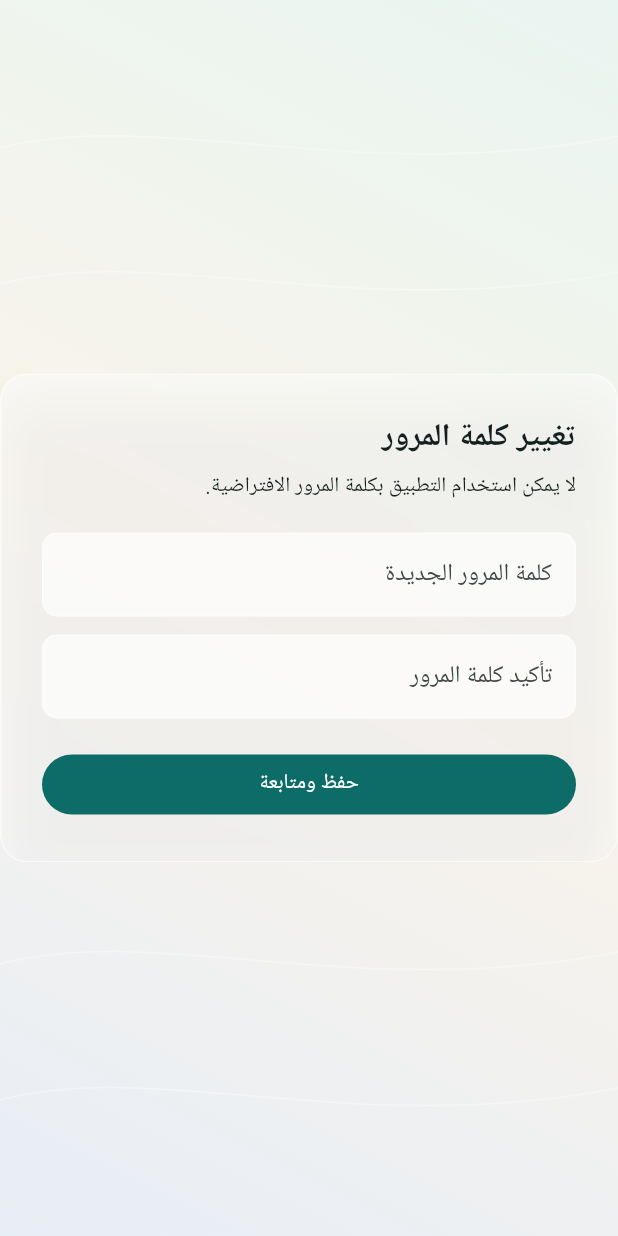
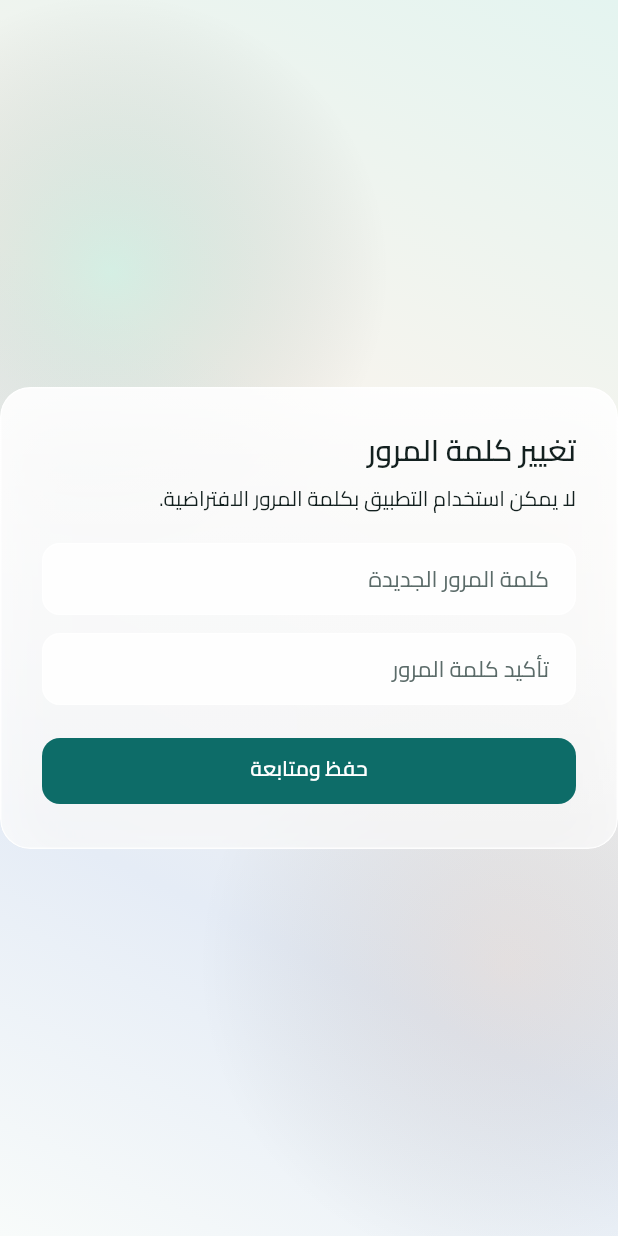
Before and after one commit to el3laimy/Home-applaince-shop-manager-system, a Flutter app: the screen it shows after launch, after a tap on "دخول", on a phone screen of 412 x 824 dp. Run offline on Flutter 3.47's test engine with Material 3 defaults, Android fonts, the phone set to English and light mode, and no system bars; our stand-ins replace drift, file_picker, flutter_riverpod, pdf, printing; missing offline and left inert: window_manager; accounts and stored records are empty; generated files the repository leaves out were written again; project files that could hold a hidden picture were left out.

Commit message:
feat(ui): apply cairo liquid glass theme

```diff
--- /dev/null
+++ b/Frontend/alikhlas_pos/lib/v2/app/app_theme.dart
@@ -0,0 +1,155 @@
+import 'package:flutter/material.dart';
+
+import 'design_tokens.dart';
+
+ThemeData buildV2Theme() {
+  const ink = V2DesignTokens.ink;
+  const inkMuted = V2DesignTokens.inkMuted;
+
+  final baseTextTheme = const TextTheme(
+    displaySmall: TextStyle(
+      color: ink,
+      fontWeight: FontWeight.w700,
+      fontSize: 34,
+      height: 1.3,
+    ),
+    headlineLarge: TextStyle(
+      color: ink,
+      fontWeight: FontWeight.w700,
+      fontSize: 28,
+      height: 1.3,
+    ),
+    headlineMedium: TextStyle(
+      color: ink,
+      fontWeight: FontWeight.w700,
+      fontSize: 23,
+      height: 1.32,
+    ),
+    headlineSmall: TextStyle(
+      color: ink,
+      fontWeight: FontWeight.w600,
+      fontSize: 20,
+      height: 1.35,
+    ),
+    titleLarge: TextStyle(
+      color: ink,
+      fontWeight: FontWeight.w600,
+      fontSize: 18,
+      height: 1.38,
+    ),
+    titleMedium: TextStyle(
+      color: ink,
+      fontWeight: FontWeight.w600,
+      fontSize: 16,
+      height: 1.4,
+    ),
+    titleSmall: TextStyle(
+      color: ink,
+      fontWeight: FontWeight.w600,
+      fontSize: 14,
+      height: 1.4,
+    ),
+    bodyLarge: TextStyle(
+      color: ink,
+      fontWeight: FontWeight.w400,
+      fontSize: 15,
+      height: 1.5,
+    ),
+    bodyMedium: TextStyle(
+      color: ink,
+      fontWeight: FontWeight.w400,
+      fontSize: 14,
+      height: 1.5,
+    ),
+    bodySmall: TextStyle(
+      color: inkMuted,
+      fontWeight: FontWeight.w400,
+      fontSize: 12,
+      height: 1.5,
+    ),
+    labelLarge: TextStyle(
+      color: ink,
+      fontWeight: FontWeight.w600,
+      fontSize: 14,
+      height: 1.22,
+    ),
+    labelMedium: TextStyle(
+      color: ink,
+      fontWeight: FontWeight.w600,
+      fontSize: 12,
+      height: 1.22,
+    ),
+    labelSmall: TextStyle(
+      color: inkMuted,
+      fontWeight: FontWeight.w500,
+      fontSize: 11,
+      height: 1.2,
+    ),
+  ).apply(fontFamily: 'Cairo');
+
+  final roundedFieldBorder = OutlineInputBorder(
+    borderRadius: BorderRadius.circular(V2DesignTokens.radiusMd),
+    borderSide: BorderSide(color: Colors.white.withValues(alpha: 0.7)),
+  );
+
+  return ThemeData(
+    useMaterial3: true,
+    fontFamily: 'Cairo',
+    colorScheme: ColorScheme.fromSeed(
+      seedColor: V2DesignTokens.peacock,
+      brightness: Brightness.light,
+      surface: V2DesignTokens.pearl,
+      primary: V2DesignTokens.peacock,
+      secondary: V2DesignTokens.copper,
+      tertiary: V2DesignTokens.mint,
+    ),
+    scaffoldBackgroundColor: V2DesignTokens.pearl,
+    textTheme: baseTextTheme,
+    inputDecorationTheme: InputDecorationTheme(
+      filled: true,
+      fillColor: Colors.white.withValues(alpha: 0.86),
+      contentPadding: const EdgeInsets.symmetric(horizontal: 14, vertical: 13),
+      border: roundedFieldBorder,
+      enabledBorder: roundedFieldBorder,
+      focusedBorder: roundedFieldBorder.copyWith(
+        borderSide: const BorderSide(color: V2DesignTokens.peacock, width: 1.4),
+      ),
+      errorBorder: roundedFieldBorder.copyWith(
+        borderSide: const BorderSide(color: Color(0xFFB3261E)),
+      ),
+      focusedErrorBorder: roundedFieldBorder.copyWith(
+        borderSide: const BorderSide(color: Color(0xFFB3261E), width: 1.4),
+      ),
+      labelStyle: const TextStyle(color: inkMuted),
+      hintStyle: const TextStyle(color: inkMuted),
+    ),
+    filledButtonTheme: FilledButtonThemeData(
+      style: FilledButton.styleFrom(
+        minimumSize: const Size(44, 44),
+        shape: RoundedRectangleBorder(
+          borderRadius: BorderRadius.circular(V2DesignTokens.radiusMd),
+        ),
+        textStyle: baseTextTheme.labelLarge,
+      ),
+    ),
+    outlinedButtonTheme: OutlinedButtonThemeData(
+      style: OutlinedButton.styleFrom(
+        minimumSize: const Size(44, 44),
+        foregroundColor: V2DesignTokens.peacockDeep,
+        side: BorderSide(color: V2DesignTokens.peacock.withValues(alpha: 0.35)),
+        shape: RoundedRectangleBorder(
+          borderRadius: BorderRadius.circular(V2DesignTokens.radiusMd),
+        ),
+        textStyle: baseTextTheme.labelLarge,
+      ),
+    ),
+    textButtonTheme: TextButtonThemeData(
+      style: TextButton.styleFrom(textStyle: baseTextTheme.labelLarge),
+    ),
+    dividerTheme: DividerThemeData(
+      color: V2DesignTokens.inkMuted.withValues(alpha: 0.16),
+      thickness: 1,
+      space: 1,
+    ),
+  );
+}
--- /dev/null
+++ b/Frontend/alikhlas_pos/lib/v2/app/design_tokens.dart
@@ -0,0 +1,56 @@
+import 'package:flutter/material.dart';
+
+class V2DesignTokens {
+  const V2DesignTokens._();
+
+  static const ink = Color(0xFF13201F);
+  static const inkMuted = Color(0xFF5B6B69);
+  static const peacock = Color(0xFF0D6C68);
+  static const peacockDeep = Color(0xFF084C4A);
+  static const mint = Color(0xFF3DD6B4);
+  static const copper = Color(0xFFC27846);
+  static const pearl = Color(0xFFF7FAF8);
+  static const glassWhite = Color(0xB8FFFFFF);
+  static const glassStroke = Color(0xD9FFFFFF);
+
+  static const space8 = 8.0;
+  static const space16 = 16.0;
+
+  static const radiusMd = 12.0;
+  static const radiusXl = 20.0;
+
+  static BorderRadius get radiusXlBorder => BorderRadius.circular(radiusXl);
+
+  static final softPaneShadow = BoxShadow(
+    color: Colors.black.withValues(alpha: 0.09),
+    blurRadius: 34,
+    offset: const Offset(0, 18),
+  );
+
+  static final softControlShadow = BoxShadow(
+    color: Colors.black.withValues(alpha: 0.04),
+    blurRadius: 14,
+    offset: const Offset(0, 6),
+  );
+
+  static LinearGradient get stageGradient => const LinearGradient(
+    begin: Alignment.topRight,
+    end: Alignment.bottomLeft,
+    colors: [
+      Color(0xFFE4F4F0),
+      Color(0xFFF7F4EE),
+      Color(0xFFE5ECF6),
+      Color(0xFFF8FBFA),
+    ],
+    stops: [0, 0.36, 0.72, 1],
+  );
+
+  static LinearGradient get paneHighlight => LinearGradient(
+    begin: Alignment.topCenter,
+    end: Alignment.bottomCenter,
+    colors: [
+      Colors.white.withValues(alpha: 0.68),
+      Colors.white.withValues(alpha: 0.08),
+    ],
+  );
+}
--- a/Frontend/alikhlas_pos/lib/v2/app/v2_app.dart
+++ b/Frontend/alikhlas_pos/lib/v2/app/v2_app.dart
@@ -12,6 +12,8 @@
 import '../data/app_database.dart';
 import '../printing/report_summary_pdf.dart';
 import '../printing/sale_receipt_pdf.dart';
+import 'app_theme.dart';
+import 'design_tokens.dart';
 import 'v2_providers.dart';
 
 class ALIkhlasV2App extends ConsumerWidget {
@@ -26,7 +28,7 @@
       debugShowCheckedModeBanner: false,
       title: 'ALIkhlasPOS v2',
       locale: const Locale('ar', 'EG'),
-      theme: _buildTheme(),
+      theme: buildV2Theme(),
       builder: (context, child) {
         return Directionality(
           textDirection: TextDirection.rtl,
@@ -41,51 +43,6 @@
             : owner.mustChangePassword
             ? const _ChangePasswordScreen()
             : const _WorkbenchShell(),
-      ),
-    );
-  }
-
-  ThemeData _buildTheme() {
-    const ink = Color(0xFF13201F);
-    const glass = Color(0xFFF5F8F7);
-    const mint = Color(0xFF3DD6B4);
-    const peacock = Color(0xFF0D6C68);
-    const copper = Color(0xFFC27846);
-
-    return ThemeData(
-      useMaterial3: true,
-      colorScheme: ColorScheme.fromSeed(
-        seedColor: peacock,
-        brightness: Brightness.light,
-        surface: glass,
-        primary: peacock,
-        secondary: copper,
-        tertiary: mint,
-      ),
-      scaffoldBackgroundColor: glass,
-      fontFamily: 'Roboto',
-      inputDecorationTheme: InputDecorationTheme(
-        filled: true,
-        fillColor: Colors.white.withValues(alpha: 0.66),
-        border: OutlineInputBorder(borderRadius: BorderRadius.circular(10)),
-        enabledBorder: OutlineInputBorder(
-          borderRadius: BorderRadius.circular(10),
-          borderSide: BorderSide(color: Colors.white.withValues(alpha: 0.45)),
-        ),
-      ),
-      textTheme: const TextTheme(
-        headlineLarge: TextStyle(
-          color: ink,
-          fontWeight: FontWeight.w800,
-          fontSize: 30,
-        ),
-        headlineSmall: TextStyle(
-          color: ink,
-          fontWeight: FontWeight.w800,
-          fontSize: 21,
-        ),
-        titleMedium: TextStyle(color: ink, fontWeight: FontWeight.w800),
-        bodyMedium: TextStyle(color: ink),
       ),
     );
   }
@@ -441,27 +398,49 @@
 
   @override
   Widget build(BuildContext context) {
+    final decoration = BoxDecoration(
+      color: selected
+          ? Colors.white.withValues(alpha: 0.68)
+          : Colors.white.withValues(alpha: 0.18),
+      borderRadius: BorderRadius.circular(V2DesignTokens.radiusMd),
+      border: Border.all(
+        color: Colors.white.withValues(alpha: selected ? 0.8 : 0.08),
+      ),
+      boxShadow: selected ? [V2DesignTokens.softControlShadow] : null,
+    );
     return Padding(
-      padding: const EdgeInsets.only(bottom: 8),
+      padding: const EdgeInsets.only(bottom: V2DesignTokens.space8),
+      child: DecoratedBox(
+        decoration: decoration,
         child: Material(
-        color: selected
-            ? Colors.white.withValues(alpha: 0.56)
-            : Colors.transparent,
-        borderRadius: BorderRadius.circular(12),
+          color: Colors.transparent,
+          borderRadius: BorderRadius.circular(V2DesignTokens.radiusMd),
           child: InkWell(
             onTap: onTap,
-          borderRadius: BorderRadius.circular(12),
+            borderRadius: BorderRadius.circular(V2DesignTokens.radiusMd),
             child: Padding(
               padding: const EdgeInsets.symmetric(horizontal: 12, vertical: 11),
               child: Row(
                 children: [
-                Icon(icon, size: 20),
+                  Icon(
+                    icon,
+                    size: 20,
+                    color: selected
+                        ? Theme.of(context).colorScheme.primary
+                        : V2DesignTokens.inkMuted,
+                  ),
                   const SizedBox(width: 10),
                   Text(
                     label,
-                  style: const TextStyle(fontWeight: FontWeight.w700),
-                ),
-              ],
+                    style: TextStyle(
+                      fontWeight: selected ? FontWeight.w700 : FontWeight.w500,
+                      color: selected
+                          ? V2DesignTokens.ink
+                          : V2DesignTokens.inkMuted,
+                    ),
+                  ),
+                ],
+              ),
             ),
           ),
         ),
@@ -2343,16 +2322,12 @@
   Widget build(BuildContext context) {
     return Scaffold(
       body: DecoratedBox(
-        decoration: const BoxDecoration(
-          gradient: LinearGradient(
-            begin: Alignment.topRight,
-            end: Alignment.bottomLeft,
-            colors: [Color(0xFFE9F5F1), Color(0xFFF8F3EA), Color(0xFFE8EEF6)],
-          ),
-        ),
+        decoration: BoxDecoration(gradient: V2DesignTokens.stageGradient),
         child: Stack(
           children: [
-            Positioned.fill(child: CustomPaint(painter: _LiquidLinesPainter())),
+            Positioned.fill(
+              child: CustomPaint(painter: _LiquidBackdropPainter()),
+            ),
             child,
           ],
         ),
@@ -2362,65 +2337,87 @@
 }
 
 class _GlassPane extends StatelessWidget {
-  const _GlassPane({required this.child, this.width, this.padding});
+  const _GlassPane({
+    required this.child,
+    this.width,
+    this.padding,
+    this.enableBlur = true,
+  });
+
   final Widget child;
   final double? width;
   final EdgeInsetsGeometry? padding;
-
-  @override
-  Widget build(BuildContext context) {
-    final pane = ClipRRect(
-      borderRadius: BorderRadius.circular(18),
-      child: BackdropFilter(
-        filter: ImageFilter.blur(sigmaX: 18, sigmaY: 18),
+  final bool enableBlur;
+
+  @override
+  Widget build(BuildContext context) {
+    final radius = V2DesignTokens.radiusXlBorder;
+    final surface = DecoratedBox(
+      decoration: BoxDecoration(
+        color: V2DesignTokens.glassWhite,
+        borderRadius: radius,
+        border: Border.all(color: V2DesignTokens.glassStroke),
+        boxShadow: [V2DesignTokens.softPaneShadow],
+      ),
       child: DecoratedBox(
         decoration: BoxDecoration(
-            color: Colors.white.withValues(alpha: 0.46),
-            borderRadius: BorderRadius.circular(18),
-            border: Border.all(color: Colors.white.withValues(alpha: 0.58)),
-            boxShadow: [
-              BoxShadow(
-                color: Colors.black.withValues(alpha: 0.07),
-                blurRadius: 28,
-                offset: const Offset(0, 18),
-              ),
-            ],
+          borderRadius: radius,
+          gradient: V2DesignTokens.paneHighlight,
         ),
         child: Material(
           type: MaterialType.transparency,
           child: Padding(
-              padding: padding ?? const EdgeInsets.all(16),
+            padding: padding ?? const EdgeInsets.all(V2DesignTokens.space16),
             child: child,
           ),
         ),
       ),
-      ),
+    );
+    final pane = ClipRRect(
+      borderRadius: radius,
+      child: enableBlur
+          ? BackdropFilter(
+              filter: ImageFilter.blur(sigmaX: 12, sigmaY: 12),
+              child: surface,
+            )
+          : surface,
     );
     return width == null ? pane : SizedBox(width: width, child: pane);
   }
 }
 
-class _LiquidLinesPainter extends CustomPainter {
+class _LiquidBackdropPainter extends CustomPainter {
   @override
   void paint(Canvas canvas, Size size) {
-    final paint = Paint()
-      ..style = PaintingStyle.stroke
-      ..strokeWidth = 1
-      ..color = Colors.white.withValues(alpha: 0.33);
-    for (var i = 0; i < 8; i++) {
-      final y = size.height * (0.12 + i * 0.11);
-      final path = Path()
-        ..moveTo(0, y)
-        ..cubicTo(
-          size.width * .25,
-          y - 28,
-          size.width * .58,
-          y + 26,
-          size.width,
-          y - 8,
-        );
-      canvas.drawPath(path, paint);
-    }
+    final mintGlow = Paint()
+      ..shader =
+          RadialGradient(
+            colors: [
+              V2DesignTokens.mint.withValues(alpha: 0.18),
+              Colors.transparent,
+            ],
+          ).createShader(
+            Rect.fromCircle(
+              center: Offset(size.width * 0.18, size.height * 0.22),
+              radius: size.shortestSide * 0.45,
+            ),
+          );
+    final copperGlow = Paint()
+      ..shader =
+          RadialGradient(
+            colors: [
+              V2DesignTokens.copper.withValues(alpha: 0.12),
+              Colors.transparent,
+            ],
+          ).createShader(
+            Rect.fromCircle(
+              center: Offset(size.width * 0.82, size.height * 0.78),
+              radius: size.shortestSide * 0.5,
+            ),
+          );
+    canvas
+      ..drawRect(Offset.zero & size, mintGlow)
+      ..drawRect(Offset.zero & size, copperGlow);
   }
 
   @override
@@ -2446,6 +2443,7 @@
       itemBuilder: (context, index) {
         final item = metrics[index];
         return _GlassPane(
+          enableBlur: false,
           child: Row(
             children: [
               Icon(item.$3, color: Theme.of(context).colorScheme.primary),
@@ -2501,6 +2499,7 @@
       itemBuilder: (context, index) {
         final item = metrics[index];
         return _GlassPane(
+          enableBlur: false,
           child: Row(
             children: [
               Icon(item.$3, color: Theme.of(context).colorScheme.primary),
@@ -3409,7 +3408,7 @@
   Widget build(BuildContext context) {
     final style = TextStyle(
       color: strong ? Theme.of(context).colorScheme.primary : _mutedInk,
-      fontWeight: strong ? FontWeight.w800 : FontWeight.w600,
+      fontWeight: strong ? FontWeight.w700 : FontWeight.w600,
       fontSize: 12,
     );
     return SizedBox(
@@ -4162,7 +4161,7 @@
   }
 }
 
-const _mutedInk = Color(0xFF657371);
+const _mutedInk = V2DesignTokens.inkMuted;
 
 TextField _moneyField(
   TextEditingController controller,
```
Also changed, not shown: Frontend/alikhlas_pos/assets/fonts/OFL.txt (added, +93 -0 lines), Frontend/alikhlas_pos/pubspec.yaml (+12 -0 lines), Frontend/alikhlas_pos/assets/fonts/Cairo-Bold.ttf (added), Frontend/alikhlas_pos/assets/fonts/Cairo-Medium.ttf (added), Frontend/alikhlas_pos/assets/fonts/Cairo-Regular.ttf (added), Frontend/alikhlas_pos/assets/fonts/Cairo-SemiBold.ttf (added), 9 other files. Lines whose indentation alone changed are shown as unchanged.
